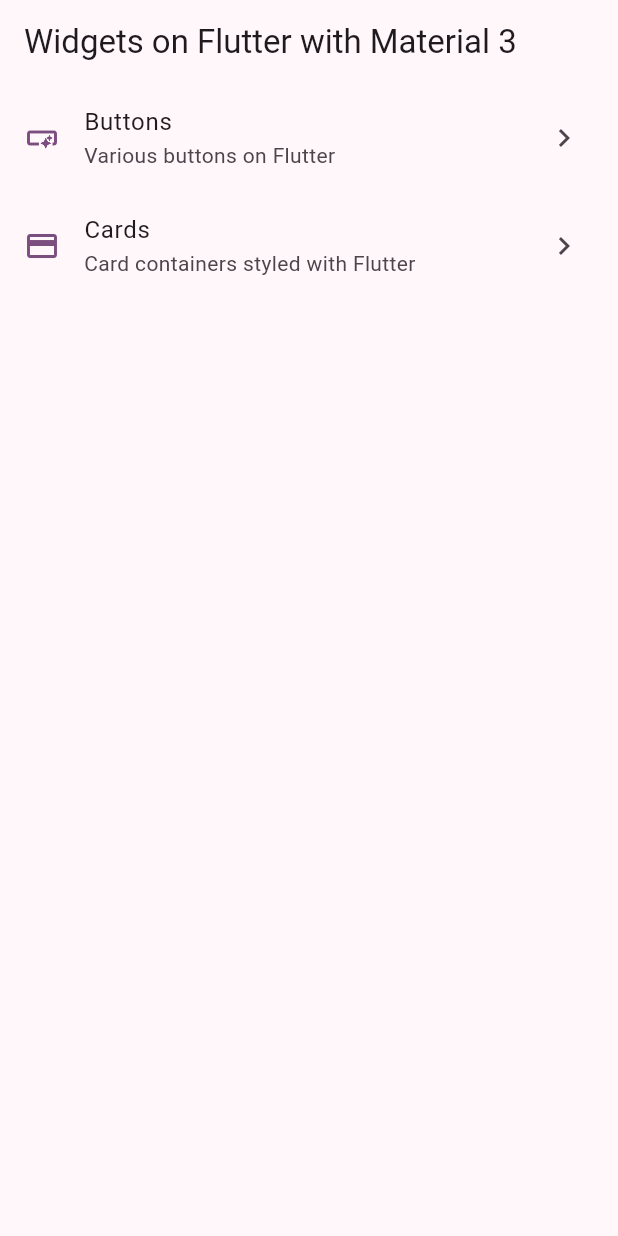
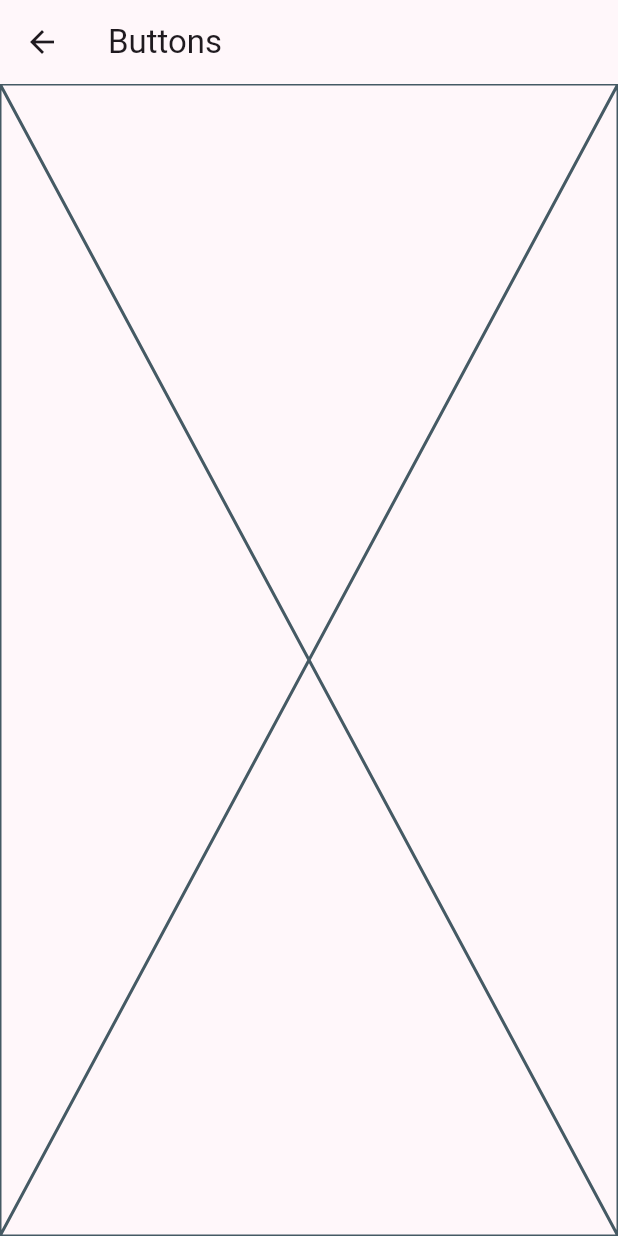
Before and after one commit to cxcarvaj/Widgets-App, a Flutter app: the screen it shows after launch, after a tap on "Buttons", on a phone screen of 412 x 824 dp. Run offline on Flutter 3.47's test engine with Material 2 defaults, Android fonts, the phone set to English and light mode, and no system bars.

Commit message:
feat(widgets_app): Add basic routes to the app

```diff
--- a/lib/config/menu/menu_items.dart
+++ b/lib/config/menu/menu_items.dart
@@ -24,7 +24,7 @@ const appMenuItems = <MenuItem>[
   MenuItem(
     title: 'Cards',
     subtitle: 'Card containers styled with Flutter',
-    link: '/card',
+    link: '/cards',
     icon: Icons.credit_card_outlined,
   ),
 ];
--- a/lib/main.dart
+++ b/lib/main.dart
@@ -1,5 +1,7 @@
 import 'package:flutter/material.dart';
 import 'package:widgets_app/config/theme/app_theme.dart';
+import 'package:widgets_app/presentation/screens/buttons/buttons_screen.dart';
+import 'package:widgets_app/presentation/screens/cards/cards_screen.dart';
 import 'package:widgets_app/presentation/screens/home/home_screen.dart';
 
 void main() {
@@ -15,6 +17,10 @@ class MainApp extends StatelessWidget {
       debugShowCheckedModeBanner: false,
       theme: AppTheme(selectedColor: 4).getTheme(),
       home: const HomeScreen(),
+      routes: {
+        '/buttons': (context) => const ButtonScreen(),
+        '/cards': (context) => const CardScreen(),
+      },
     );
   }
 }
--- /dev/null
+++ b/lib/presentation/screens/buttons/buttons_screen.dart
@@ -0,0 +1,14 @@
+import 'package:flutter/material.dart';
+
+class ButtonScreen extends StatelessWidget {
+  const ButtonScreen({Key? key}) : super(key: key);
+  @override
+  Widget build(BuildContext context) {
+    return Scaffold(
+      appBar: AppBar(
+        title: const Text('Buttons'),
+      ),
+      body: const Placeholder(),
+    );
+  }
+}
```
Also changed, not shown: lib/presentation/screens/cards/cards_screen.dart (added, +14 -0 lines).
